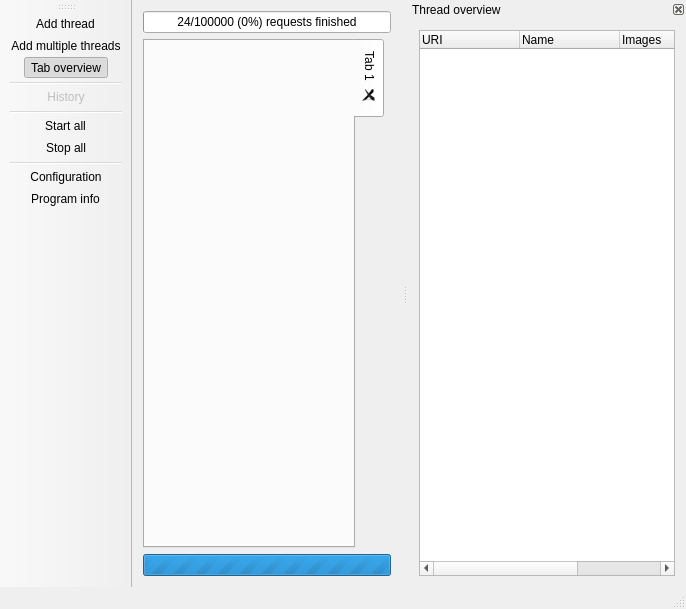
Before: the Qt Designer form mainwindow.ui in chrisdevchroma/fourchan-dl, drawn with Qt 5.
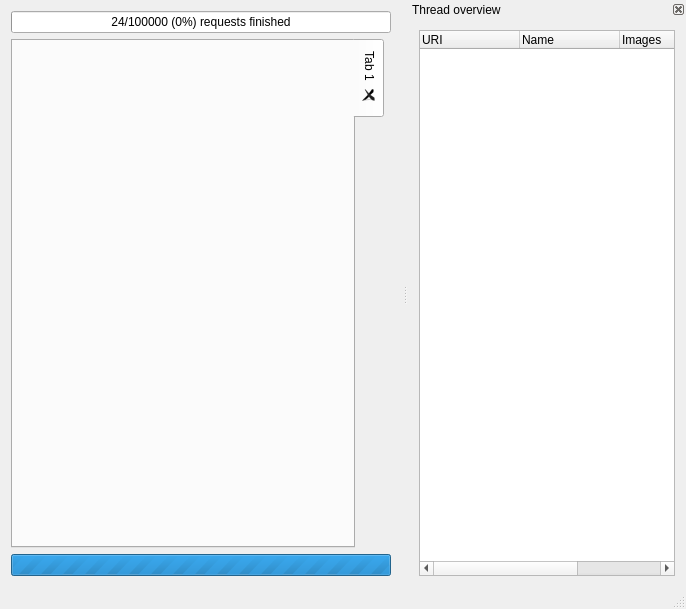
After: the same form once the commit is applied. Icons and pictures are not drawn.

Commit message: Code cleanup - Some cleanup of main code - fixed wrong behaviuor with url "http://boards.4chan.org/<ImageBoard>/" - 4chan parser now checkes for banned message and returns 999 error

Diff of the .ui file:
```diff
--- a/mainwindow.ui
+++ b/mainwindow.ui
@@ -71,34 +71,6 @@
     </item>
    </layout>
   </widget>
-  <widget class="QToolBar" name="mainToolBar">
-   <property name="enabled">
-    <bool>true</bool>
-   </property>
-   <property name="movable">
-    <bool>true</bool>
-   </property>
-   <property name="toolButtonStyle">
-    <enum>Qt::ToolButtonIconOnly</enum>
-   </property>
-   <attribute name="toolBarArea">
-    <enum>LeftToolBarArea</enum>
-   </attribute>
-   <attribute name="toolBarBreak">
-    <bool>false</bool>
-   </attribute>
-   <addaction name="actionAdd_Tab"/>
-   <addaction name="actionAddMultipleTabs"/>
-   <addaction name="actionTabOverview"/>
-   <addaction name="separator"/>
-   <addaction name="actionHistory"/>
-   <addaction name="separator"/>
-   <addaction name="actionStart_all"/>
-   <addaction name="actionStop_all"/>
-   <addaction name="separator"/>
-   <addaction name="actionOpen_Configuration"/>
-   <addaction name="actionShowInfo"/>
-  </widget>
   <widget class="QStatusBar" name="statusBar"/>
   <widget class="QDockWidget" name="dockWidget">
    <property name="features">
```
The commit also changes 6 other files.
